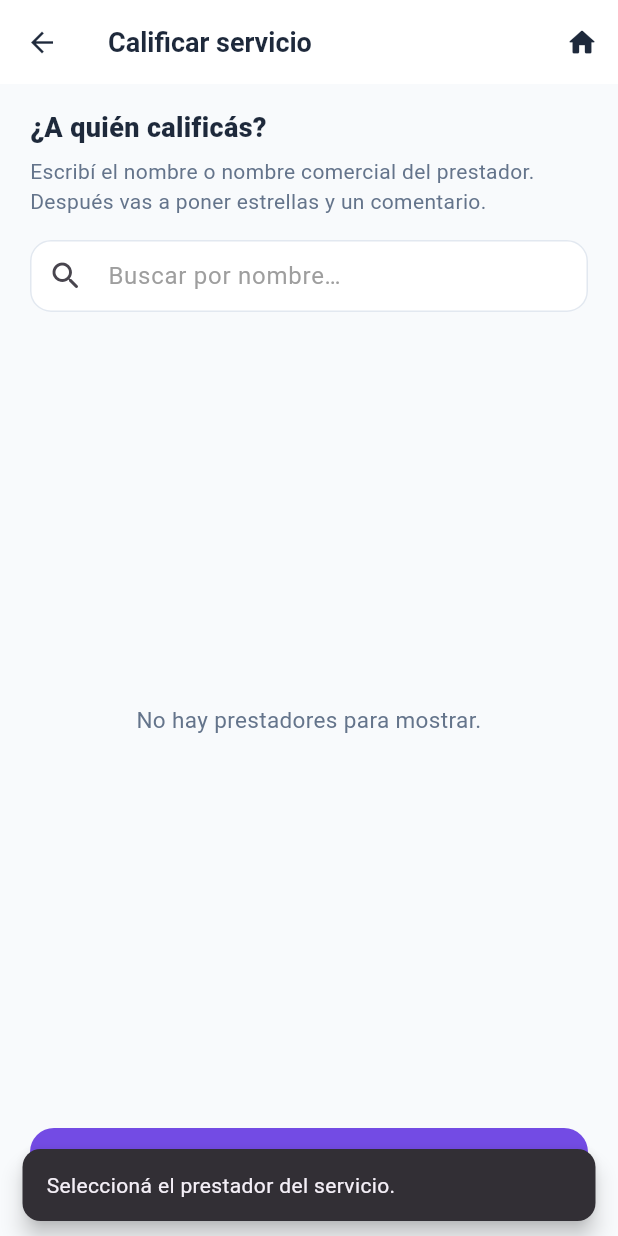
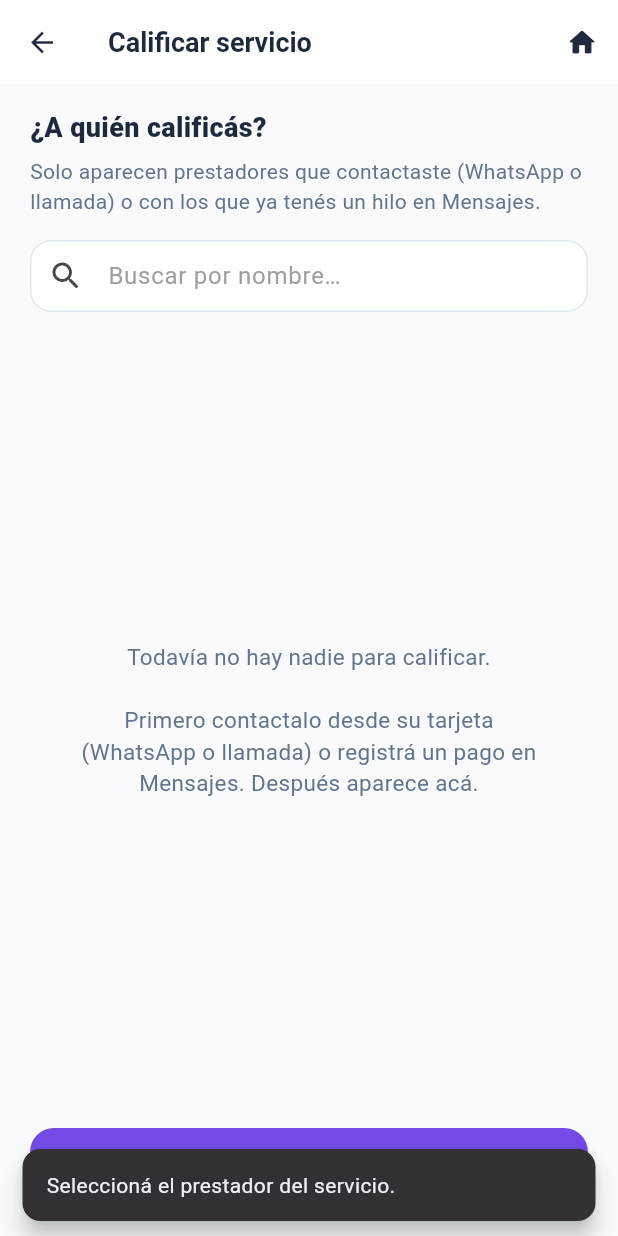
Before and after one commit to gdemagistre-hub/puelo-infra, a Flutter app: the CargaTrabajoClienteWidget screen opened directly, after a tap on "Continuar a calificar", on a phone screen of 412 x 824 dp. Run offline on Flutter 3.47's test engine with Material 3 defaults, Android fonts, the phone set to English and light mode, and no system bars; our stand-ins replace audioplayers, cloud_firestore, cloud_functions, firebase_auth, firebase_core, firebase_messaging and 6 more; missing offline and left inert: cryptography, firebase_app_check, google_mlkit_text_recognition; accounts and stored records are empty; project files that could hold a hidden picture were left out.

Commit message:
fix(eval): calificar solo prestadores contactados o con hilo

```diff
--- a/lib/cargaTrabajoCliente.dart
+++ b/lib/cargaTrabajoCliente.dart
@@ -6,7 +6,7 @@ import 'user_session.dart';
 import 'theme/app_colors.dart';
 
 /// Cliente elige prestador y pasa a calificar (estrellas + comentario).
-/// Las fotos de trabajos solo las carga el prestador (portfolio).
+/// Solo prestadores con vínculo previo: contacto (WA/llamada) o Mensajes.
 class CargaTrabajoClienteWidget extends StatefulWidget {
   const CargaTrabajoClienteWidget({super.key});
 
@@ -21,13 +21,13 @@ class _CargaTrabajoClienteWidgetState extends State<CargaTrabajoClienteWidget> {
   bool _isSaving = false;
   String _query = '';
   final _searchCtrl = TextEditingController();
+  late final Future<List<DocumentSnapshot<Map<String, dynamic>>>> _vinculadosFuture;
 
-  late final Future<QuerySnapshot<Map<String, dynamic>>> _trabajadoresFuture =
-      FirebaseFirestore.instance
-          .collection('usuarios')
-          .where('es_trabajador', isEqualTo: true)
-          .limit(120)
-          .get();
+  @override
+  void initState() {
+    super.initState();
+    _vinculadosFuture = _cargarPrestadoresVinculados();
+  }
 
   @override
   void dispose() {
@@ -35,11 +35,62 @@ class _CargaTrabajoClienteWidgetState extends State<CargaTrabajoClienteWidget> {
     super.dispose();
   }
 
+  Future<List<DocumentSnapshot<Map<String, dynamic>>>>
+      _cargarPrestadoresVinculados() async {
+    final uid = UserSession().uid;
+    if (uid == null || uid.isEmpty) return const [];
+
+    final ids = <String>{};
+    final db = FirebaseFirestore.instance;
+
+    try {
+      final contactos = await db
+          .collection('contactos')
+          .where('cliente_uid', isEqualTo: uid)
+          .limit(80)
+          .get();
+      for (final doc in contactos.docs) {
+        final p = (doc.data()['prestador_uid'] ?? '').toString().trim();
+        if (p.isNotEmpty && p != uid) ids.add(p);
+      }
+    } catch (_) {}
+
+    try {
+      final convs = await db
+          .collection('conversaciones')
+          .where('participantes', arrayContains: uid)
+          .limit(80)
+          .get();
+      for (final doc in convs.docs) {
+        final parts = doc.data()['participantes'];
+        if (parts is! List) continue;
+        for (final raw in parts) {
+          final p = raw.toString().trim();
+          if (p.isNotEmpty && p != uid) ids.add(p);
+        }
+      }
+    } catch (_) {}
+
+    if (ids.isEmpty) return const [];
+
+    final out = <DocumentSnapshot<Map<String, dynamic>>>[];
+    for (final id in ids) {
+      try {
+        final doc = await db.collection('usuarios').doc(id).get();
+        if (!doc.exists) continue;
+        out.add(doc);
+      } catch (_) {}
+    }
+    out.sort((a, b) => _displayName(a.data() ?? {})
+        .toLowerCase()
+        .compareTo(_displayName(b.data() ?? {}).toLowerCase()));
+    return out;
+  }
+
   String _displayName(Map<String, dynamic> data) {
     final comercial = (data['nombre_comercial'] ?? '').toString().trim();
     if (comercial.isNotEmpty) return comercial;
-    final n =
-        '${data['nombre'] ?? ''} ${data['apellido'] ?? ''}'.trim();
+    final n = '${data['nombre'] ?? ''} ${data['apellido'] ?? ''}'.trim();
     if (n.isNotEmpty) return n;
     final listNombre = (data['list_nombre'] ?? '').toString().trim();
     if (listNombre.isNotEmpty) return listNombre;
@@ -52,20 +103,19 @@ class _CargaTrabajoClienteWidgetState extends State<CargaTrabajoClienteWidget> {
       (data['nombre'] ?? '').toString(),
       (data['apellido'] ?? '').toString(),
       (data['list_nombre'] ?? '').toString(),
-      if (data['profesiones'] is List)
-        (data['profesiones'] as List).join(' '),
+      if (data['profesiones'] is List) (data['profesiones'] as List).join(' '),
     ];
     return parts.join(' ').toLowerCase();
   }
 
-  List<QueryDocumentSnapshot<Map<String, dynamic>>> _filtrar(
-    List<QueryDocumentSnapshot<Map<String, dynamic>>> docs,
+  List<DocumentSnapshot<Map<String, dynamic>>> _filtrar(
+    List<DocumentSnapshot<Map<String, dynamic>>> docs,
   ) {
     final q = _query.trim().toLowerCase();
     if (q.isEmpty) return docs;
     final tokens = q.split(RegExp(r'\s+')).where((t) => t.isNotEmpty).toList();
     return docs.where((doc) {
-      final h = _haystack(doc.data());
+      final h = _haystack(doc.data() ?? {});
       return tokens.every((t) => h.contains(t));
     }).toList();
   }
@@ -74,7 +124,7 @@ class _CargaTrabajoClienteWidgetState extends State<CargaTrabajoClienteWidget> {
     if (_selectedTrabajador == null) {
       ScaffoldMessenger.of(context).showSnackBar(
         const SnackBar(
-          content: Text('Seleccion\u00e1 el prestador del servicio.'),
+          content: Text('Seleccioná el prestador del servicio.'),
           behavior: SnackBarBehavior.floating,
         ),
       );
@@ -85,7 +135,7 @@ class _CargaTrabajoClienteWidgetState extends State<CargaTrabajoClienteWidget> {
     if (sessionUid == null || sessionUid.isEmpty) {
       ScaffoldMessenger.of(context).showSnackBar(
         const SnackBar(
-          content: Text('Sesi\u00f3n no encontrada. Volv\u00e9 a iniciar.'),
+          content: Text('Sesión no encontrada. Volvé a iniciar.'),
           behavior: SnackBarBehavior.floating,
         ),
       );
@@ -170,7 +220,7 @@ class _CargaTrabajoClienteWidgetState extends State<CargaTrabajoClienteWidget> {
           crossAxisAlignment: CrossAxisAlignment.stretch,
           children: [
             const Text(
-              '\u00bfA qui\u00e9n calific\u00e1s?',
+              '¿A quién calificás?',
               style: TextStyle(
                 fontSize: 18,
                 fontWeight: FontWeight.w800,
@@ -179,8 +229,8 @@ class _CargaTrabajoClienteWidgetState extends State<CargaTrabajoClienteWidget> {
             ),
             const SizedBox(height: 6),
             const Text(
-              'Escrib\u00ed el nombre o nombre comercial del prestador. '
-              'Despu\u00e9s vas a poner estrellas y un comentario.',
+              'Solo aparecen prestadores que contactaste (WhatsApp o llamada) '
+              'o con los que ya tenés un hilo en Mensajes.',
               style: TextStyle(
                 fontSize: 14,
                 height: 1.4,
@@ -193,7 +243,7 @@ class _CargaTrabajoClienteWidgetState extends State<CargaTrabajoClienteWidget> {
               textInputAction: TextInputAction.search,
               onChanged: (v) => setState(() => _query = v),
               decoration: InputDecoration(
-                hintText: 'Buscar por nombre\u2026',
+                hintText: 'Buscar por nombre…',
                 prefixIcon: const Icon(Icons.search_rounded),
                 suffixIcon: _query.isEmpty
                     ? null
@@ -264,8 +314,9 @@ class _CargaTrabajoClienteWidgetState extends State<CargaTrabajoClienteWidget> {
             ],
             const SizedBox(height: 12),
             Expanded(
-              child: FutureBuilder<QuerySnapshot<Map<String, dynamic>>>(
-                future: _trabajadoresFuture,
+              child: FutureBuilder<
+                  List<DocumentSnapshot<Map<String, dynamic>>>>(
+                future: _vinculadosFuture,
                 builder: (context, snapshot) {
                   if (snapshot.hasError) {
                     return Text(
@@ -276,15 +327,32 @@ class _CargaTrabajoClienteWidgetState extends State<CargaTrabajoClienteWidget> {
                   if (!snapshot.hasData) {
                     return const Center(child: CircularProgressIndicator());
                   }
-                  final filtrados = _filtrar(snapshot.data!.docs);
+                  final todos = snapshot.data!;
+                  final filtrados = _filtrar(todos);
+                  if (todos.isEmpty) {
+                    return const Center(
+                      child: Padding(
+                        padding: EdgeInsets.all(24),
+                        child: Text(
+                          'Todavía no hay nadie para calificar.\n\n'
+                          'Primero contactalo desde su tarjeta (WhatsApp o llamada) '
+                          'o registrá un pago en Mensajes. Después aparece acá.',
+                          textAlign: TextAlign.center,
+                          style: TextStyle(
+                            color: AppColors.textMuted,
+                            fontSize: 15,
+                            height: 1.4,
+                          ),
+                        ),
+                      ),
+                    );
+                  }
                   if (filtrados.isEmpty) {
                     return Center(
                       child: Padding(
                         padding: const EdgeInsets.all(24),
                         child: Text(
-                          _query.trim().isEmpty
-                              ? 'No hay prestadores para mostrar.'
-                              : 'No encontramos a nadie con \u201c$_query\u201d.',
+                          'No encontramos a nadie con “$_query” entre tus contactos.',
                           textAlign: TextAlign.center,
                           style: const TextStyle(
                             color: AppColors.textMuted,
@@ -299,7 +367,7 @@ class _CargaTrabajoClienteWidgetState extends State<CargaTrabajoClienteWidget> {
                     separatorBuilder: (_, __) => const SizedBox(height: 8),
                     itemBuilder: (context, i) {
                       final doc = filtrados[i];
-                      final data = doc.data();
+                      final data = doc.data() ?? {};
                       final name = _displayName(data);
                       final selected = _selectedTrabajador?.id == doc.id;
                       final profesiones = data['profesiones'] as List? ?? [];
```
